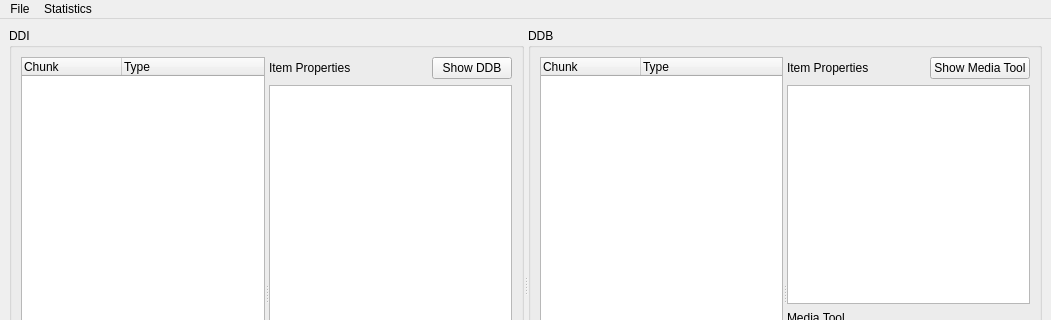
Before: the Qt Designer form ui/mainwindow.ui in RigoLigoRLC/ddiview, drawn with Qt 5; both pictures show x 0 to 1051 and y 0 to 320 of the 1051 by 572 pixel window.
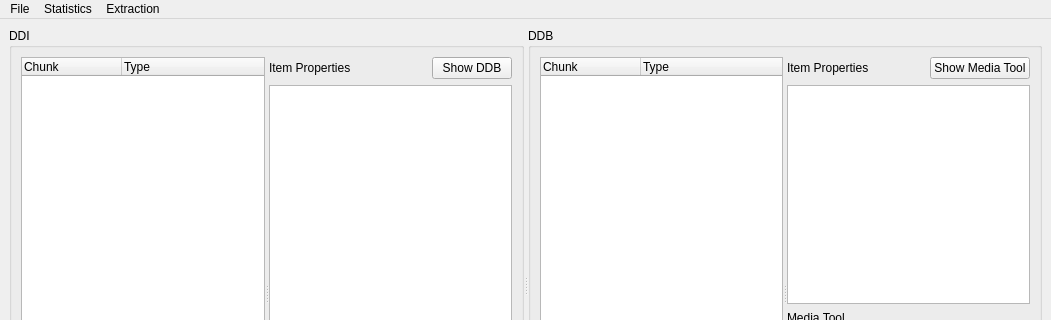
After: the same form once the commit is applied.

Commit message: DDB & section timing info extraction

```diff
--- a/ui/mainwindow.ui
+++ b/ui/mainwindow.ui
@@ -246,8 +246,15 @@
     <addaction name="actionPropDist"/>
     <addaction name="actionArticulationTable"/>
    </widget>
+   <widget class="QMenu" name="menuExtraction">
+    <property name="title">
+     <string>Extraction</string>
+    </property>
+    <addaction name="actionExtractAllSamples"/>
+   </widget>
    <addaction name="menuOpen"/>
    <addaction name="menuStatistics"/>
+   <addaction name="menuExtraction"/>
   </widget>
   <widget class="QStatusBar" name="statusbar"/>
   <action name="actionOpen">
```
Left out of the diff: 5 changed lines with no effect on the pictures. The commit also changes 9 other files.
